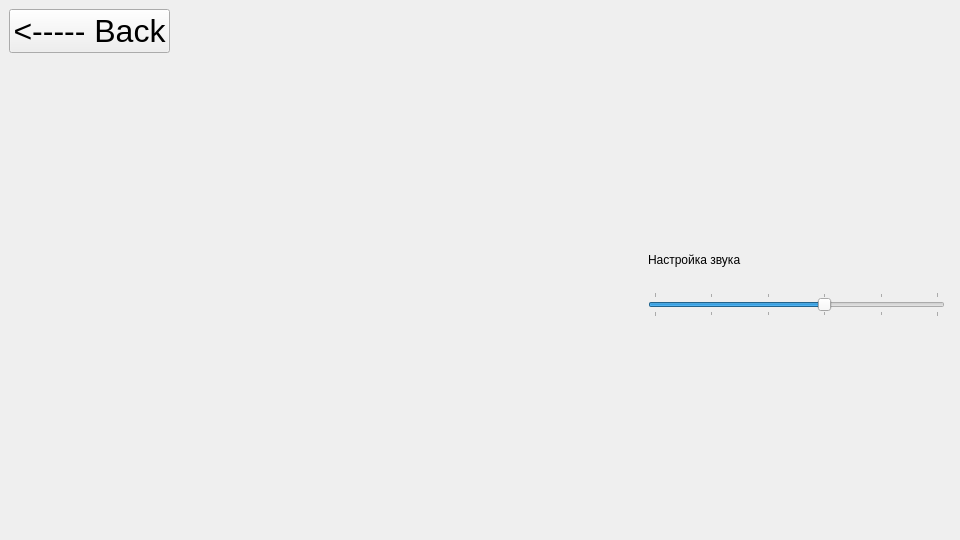
This is UI/settings.ui in folkross/sea-battle as Qt 5 draws it before an edit. The edited form follows.
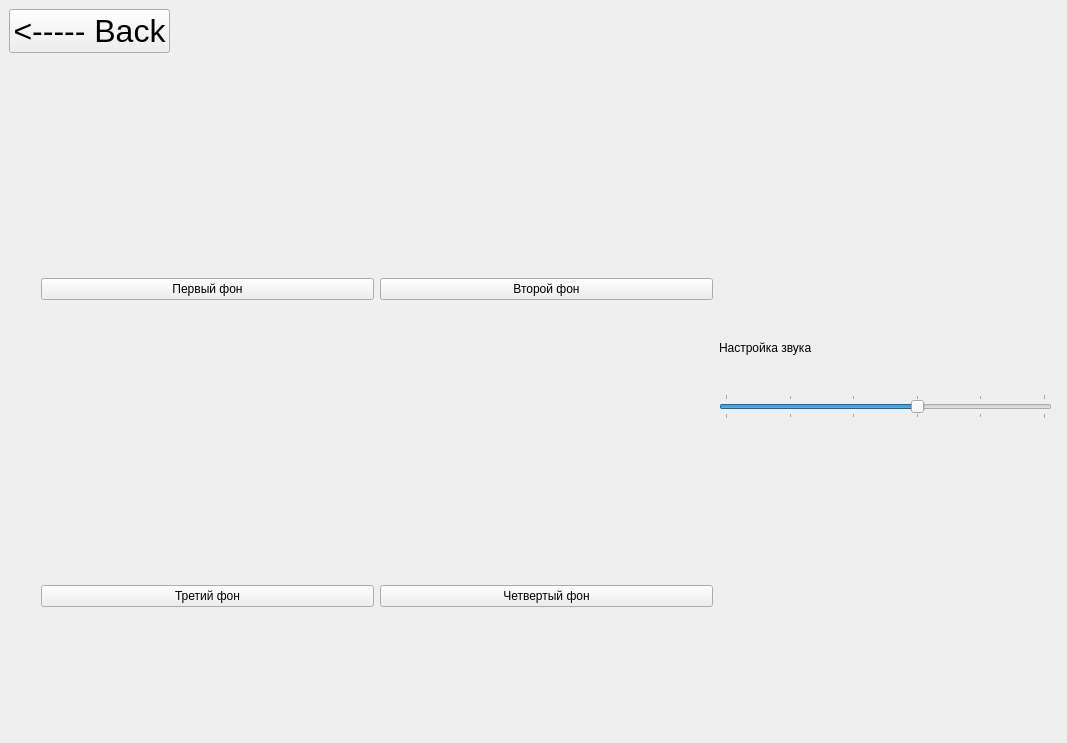
This is the edited form.

Patch:
```diff
--- a/UI/settings.ui
+++ b/UI/settings.ui
@@ -6,8 +6,8 @@
    <rect>
     <x>0</x>
     <y>0</y>
-    <width>960</width>
-    <height>540</height>
+    <width>1067</width>
+    <height>743</height>
    </rect>
   </property>
   <property name="windowTitle">
@@ -43,6 +43,45 @@
       </property>
      </widget>
     </item>
+    <item row="4" column="4">
+     <spacer name="verticalSpacer_7">
+      <property name="orientation">
+       <enum>Qt::Vertical</enum>
+      </property>
+      <property name="sizeHint" stdset="0">
+       <size>
+        <width>20</width>
+        <height>40</height>
+       </size>
+      </property>
+     </spacer>
+    </item>
+    <item row="3" column="4">
+     <spacer name="verticalSpacer_5">
+      <property name="orientation">
+       <enum>Qt::Vertical</enum>
+      </property>
+      <property name="sizeHint" stdset="0">
+       <size>
+        <width>20</width>
+        <height>40</height>
+       </size>
+      </property>
+     </spacer>
+    </item>
+    <item row="12" column="4">
+     <spacer name="verticalSpacer_4">
+      <property name="orientation">
+       <enum>Qt::Vertical</enum>
+      </property>
+      <property name="sizeHint" stdset="0">
+       <size>
+        <width>20</width>
+        <height>40</height>
+       </size>
+      </property>
+     </spacer>
+    </item>
     <item row="1" column="0" colspan="6">
      <layout class="QHBoxLayout" name="horizontalLayout">
       <item alignment="Qt::AlignLeft">
@@ -66,6 +105,19 @@
       </item>
      </layout>
     </item>
+    <item row="10" column="4">
+     <spacer name="verticalSpacer_6">
+      <property name="orientation">
+       <enum>Qt::Vertical</enum>
+      </property>
+      <property name="sizeHint" stdset="0">
+       <size>
+        <width>20</width>
+        <height>40</height>
+       </size>
+      </property>
+     </spacer>
+    </item>
     <item row="2" column="4">
      <spacer name="verticalSpacer_2">
       <property name="orientation">
@@ -79,58 +131,6 @@
       </property>
      </spacer>
     </item>
-    <item row="4" column="4">
-     <spacer name="verticalSpacer_7">
-      <property name="orientation">
-       <enum>Qt::Vertical</enum>
-      </property>
-      <property name="sizeHint" stdset="0">
-       <size>
-        <width>20</width>
-        <height>40</height>
-       </size>
-      </property>
-     </spacer>
-    </item>
-    <item row="7" column="4">
-     <spacer name="verticalSpacer_6">
-      <property name="orientation">
-       <enum>Qt::Vertical</enum>
-      </property>
-      <property name="sizeHint" stdset="0">
-       <size>
-        <width>20</width>
-        <height>40</height>
-       </size>
-      </property>
-     </spacer>
-    </item>
-    <item row="3" column="4">
-     <spacer name="verticalSpacer_5">
-      <property name="orientation">
-       <enum>Qt::Vertical</enum>
-      </property>
-      <property name="sizeHint" stdset="0">
-       <size>
-        <width>20</width>
-        <height>40</height>
-       </size>
-      </property>
-     </spacer>
-    </item>
-    <item row="8" column="4">
-     <spacer name="verticalSpacer_4">
-      <property name="orientation">
-       <enum>Qt::Vertical</enum>
-      </property>
-      <property name="sizeHint" stdset="0">
-       <size>
-        <width>20</width>
-        <height>40</height>
-       </size>
-      </property>
-     </spacer>
-    </item>
     <item row="6" column="2">
      <spacer name="horizontalSpacer">
       <property name="orientation">
@@ -157,32 +157,6 @@
       </property>
      </spacer>
     </item>
-    <item row="6" column="1">
-     <spacer name="verticalSpacer">
-      <property name="orientation">
-       <enum>Qt::Vertical</enum>
-      </property>
-      <property name="sizeHint" stdset="0">
-       <size>
-        <width>20</width>
-        <height>40</height>
-       </size>
-      </property>
-     </spacer>
-    </item>
-    <item row="9" column="4">
-     <spacer name="verticalSpacer_3">
-      <property name="orientation">
-       <enum>Qt::Vertical</enum>
-      </property>
-      <property name="sizeHint" stdset="0">
-       <size>
-        <width>20</width>
-        <height>40</height>
-       </size>
-      </property>
-     </spacer>
-    </item>
     <item row="5" column="4">
      <widget class="QLabel" name="label">
       <property name="text">
@@ -190,6 +164,60 @@
       </property>
      </widget>
     </item>
+    <item row="13" column="4">
+     <spacer name="verticalSpacer_3">
+      <property name="orientation">
+       <enum>Qt::Vertical</enum>
+      </property>
+      <property name="sizeHint" stdset="0">
+       <size>
+        <width>20</width>
+        <height>40</height>
+       </size>
+      </property>
+     </spacer>
+    </item>
+    <item row="6" column="1">
+     <spacer name="verticalSpacer">
+      <property name="orientation">
+       <enum>Qt::Vertical</enum>
+      </property>
+      <property name="sizeHint" stdset="0">
+       <size>
+        <width>20</width>
+        <height>40</height>
+       </size>
+      </property>
+     </spacer>
+    </item>
+    <item row="12" column="2">
+     <widget class="QPushButton" name="pushButton">
+      <property name="text">
+       <string>Третий фон</string>
+      </property>
+     </widget>
+    </item>
+    <item row="12" column="3">
+     <widget class="QPushButton" name="pushButton_2">
+      <property name="text">
+       <string>Четвертый фон</string>
+      </property>
+     </widget>
+    </item>
+    <item row="4" column="2">
+     <widget class="QPushButton" name="pushButton_3">
+      <property name="text">
+       <string>Первый фон</string>
+      </property>
+     </widget>
+    </item>
+    <item row="4" column="3">
+     <widget class="QPushButton" name="pushButton_4">
+      <property name="text">
+       <string>Второй фон</string>
+      </property>
+     </widget>
+    </item>
    </layout>
   </widget>
  </widget>
```
